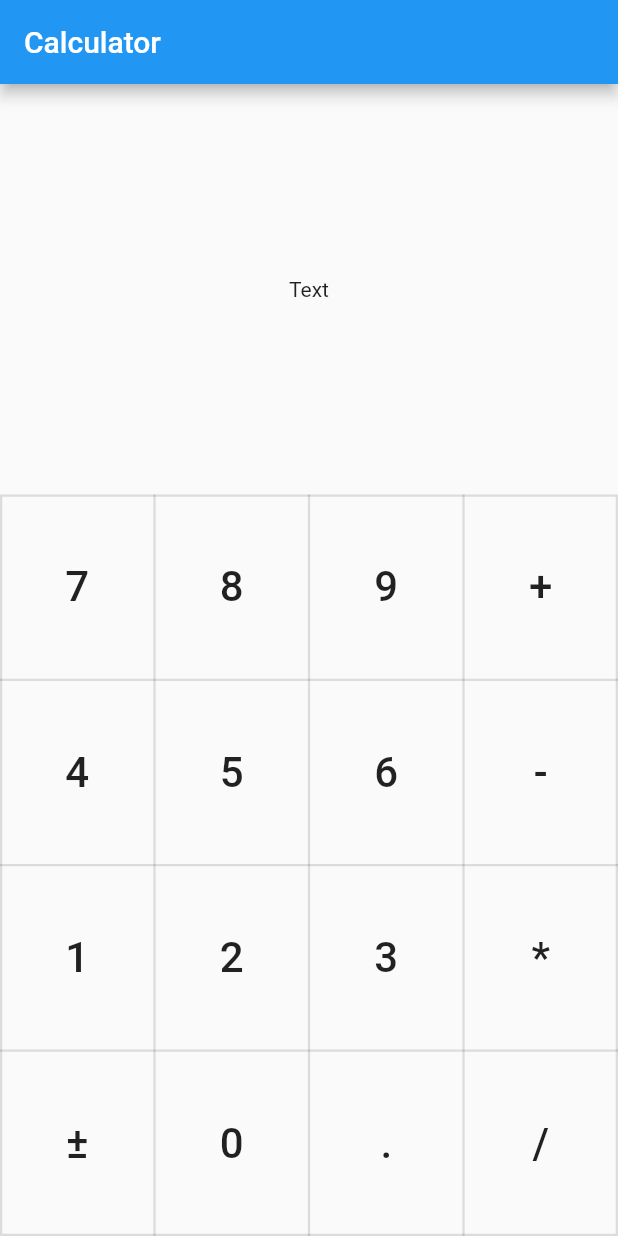
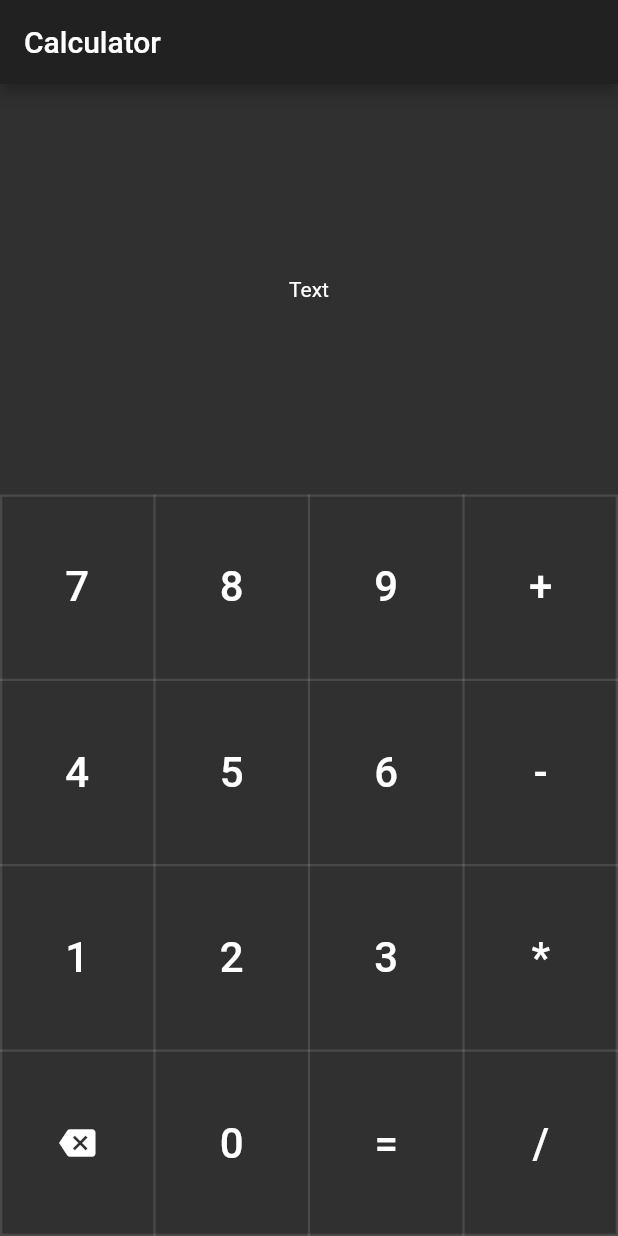
Before and after one commit to edgeboy47/flutter_calculator, a Flutter app: the screen it shows after launch, on a phone screen of 412 x 824 dp. Run offline on Flutter 3.47's test engine with Material 2 defaults, Android fonts, the phone set to English and light mode, and no system bars.

Commit message:
Fix grid, change theme

```diff
--- a/lib/inputGrid.dart
+++ b/lib/inputGrid.dart
@@ -6,7 +6,8 @@ class InputGrid extends StatelessWidget {
     final height = MediaQuery.of(context).size.height * 0.15;
 
     return Table(
-      border: TableBorder.all(style: BorderStyle.solid, color: Colors.black12, width: 1.5),
+      border: TableBorder.all(
+          style: BorderStyle.solid, color: Colors.white12, width: 1.5),
       children: [
         TableRow(children: [
           TableButton("7", height),
@@ -27,20 +28,17 @@ class InputGrid extends StatelessWidget {
           TableButton("*", height),
         ]),
         TableRow(children: [
-          TableButton("±", height),
+          TableButton(Icons.backspace, height),
           TableButton("0", height),
-          TableButton(".", height),
+          TableButton("=", height),
           TableButton("/", height),
-])
+        ])
       ],
     );
   }
 }
 
-
-
 class TableButton extends StatelessWidget {
-
   final symbol, height;
   TableButton(this.symbol, this.height);
 
@@ -50,7 +48,10 @@ class TableButton extends StatelessWidget {
       height: this.height,
       child: FlatButton(
         onPressed: (){},
-        child: Text("${this.symbol}", textScaleFactor: 2.0, textAlign: TextAlign.center),
+        child: symbol is String
+            ? Text("${this.symbol}",
+                textScaleFactor: 2.0, textAlign: TextAlign.center)
+            : Icon(symbol),
       ),
     );
   }
--- a/lib/main.dart
+++ b/lib/main.dart
@@ -5,13 +5,15 @@ void main() => runApp(MyApp());
 
 class MyApp extends StatelessWidget {
 
+  final ThemeData myTheme = ThemeData(
+    brightness: Brightness.dark
+  );
+
   @override
   Widget build(BuildContext context) {
     return MaterialApp(
       title: 'Flutter Demo',
-      theme: ThemeData(
-        primarySwatch: Colors.blue,
-      ),
+      theme: myTheme,
       home: Calculator(),
     );
   }
```
